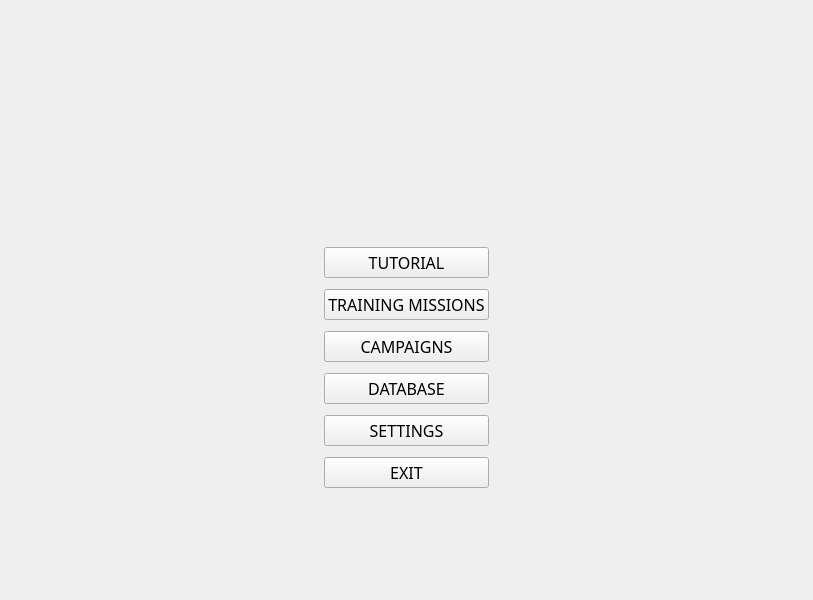
Old version of the form src/gui/MainWindow.ui in the repository marek-cel/fightersfs.
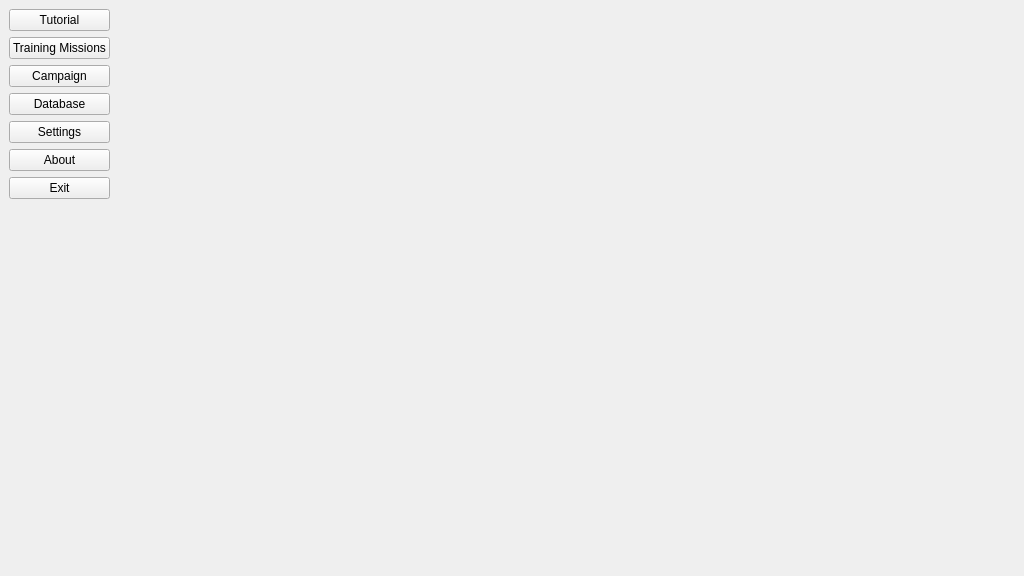
New version of the form. The open tabs and pages were chosen to show the change. Icons and pictures are not drawn. Custom widgets are drawn as their Qt base class.

What changed in the file:
```diff
--- a/src/gui/MainWindow.ui
+++ b/src/gui/MainWindow.ui
@@ -6,8 +6,8 @@
    <rect>
     <x>0</x>
     <y>0</y>
-    <width>813</width>
-    <height>600</height>
+    <width>1024</width>
+    <height>576</height>
    </rect>
   </property>
   <property name="windowTitle">
@@ -24,12 +24,6 @@
    <set>QMainWindow::AllowNestedDocks|QMainWindow::AllowTabbedDocks|QMainWindow::AnimatedDocks</set>
   </property>
   <widget class="QWidget" name="centralwidget">
-   <property name="font">
-    <font>
-     <family>FSG Stencil</family>
-     <pointsize>12</pointsize>
-    </font>
-   </property>
    <property name="styleSheet">
     <string notr="true"/>
    </property>
@@ -46,157 +40,204 @@
     <property name="bottomMargin">
      <number>0</number>
     </property>
-    <property name="spacing">
-     <number>0</number>
-    </property>
-    <item row="0" column="0">
-     <widget class="QStackedWidget" name="stackedMain">
+    <item row="0" column="0" rowspan="2">
+     <widget class="QStackedWidget" name="stackedWidgetMain">
       <property name="currentIndex">
        <number>0</number>
       </property>
-      <widget class="QWidget" name="pageHome">
-       <layout class="QGridLayout" name="gridLayout_3">
-        <property name="verticalSpacing">
-         <number>11</number>
-        </property>
-        <item row="9" column="1">
-         <spacer name="verticalSpacerBottom">
+      <widget class="QWidget" name="pageMain">
+       <layout class="QGridLayout" name="gridLayout_2">
+        <item row="7" column="0">
+         <spacer name="verticalSpacer">
           <property name="orientation">
            <enum>Qt::Vertical</enum>
           </property>
           <property name="sizeHint" stdset="0">
            <size>
-            <width>20</width>
-            <height>40</height>
+            <width>17</width>
+            <height>367</height>
            </size>
           </property>
          </spacer>
         </item>
-        <item row="3" column="1">
-         <widget class="QPushButton" name="pushButtonMenuTutorial">
+        <item row="2" column="0">
+         <widget class="QPushButton" name="pushButtonCampaign">
           <property name="text">
-           <string>TUTORIAL</string>
+           <string>Campaign</string>
           </property>
          </widget>
         </item>
-        <item row="7" column="1">
-         <widget class="QPushButton" name="pushButtonMenuConf">
+        <item row="0" column="0">
+         <widget class="QPushButton" name="pushButtonTutorial">
           <property name="text">
-           <string>SETTINGS</string>
+           <string>Tutorial</string>
           </property>
          </widget>
         </item>
-        <item row="0" column="1">
-         <spacer name="verticalSpacerTop">
-          <property name="orientation">
-           <enum>Qt::Vertical</enum>
-          </property>
-          <property name="sizeHint" stdset="0">
-           <size>
-            <width>20</width>
-            <height>40</height>
-           </size>
-          </property>
-         </spacer>
-        </item>
-        <item row="4" column="1">
-         <widget class="QPushButton" name="pushButtonMenuTraining">
+        <item row="3" column="0">
+         <widget class="QPushButton" name="pushButtonDatabase">
           <property name="text">
-           <string>TRAINING MISSIONS</string>
+           <string>Database</string>
           </property>
          </widget>
         </item>
         <item row="1" column="0">
-         <spacer name="horizontalSpacerLeft">
-          <property name="orientation">
-           <enum>Qt::Horizontal</enum>
-          </property>
-          <property name="sizeHint" stdset="0">
-           <size>
-            <width>40</width>
-            <height>20</height>
-           </size>
-          </property>
-         </spacer>
-        </item>
-        <item row="1" column="2">
-         <spacer name="horizontalSpacerRight">
-          <property name="orientation">
-           <enum>Qt::Horizontal</enum>
-          </property>
-          <property name="sizeHint" stdset="0">
-           <size>
-            <width>40</width>
-            <height>20</height>
-           </size>
-          </property>
-         </spacer>
-        </item>
-        <item row="8" column="1">
-         <widget class="QPushButton" name="pushButtonMenuExit">
+         <widget class="QPushButton" name="pushButtonTraining">
           <property name="text">
-           <string>EXIT</string>
+           <string>Training Missions</string>
           </property>
          </widget>
         </item>
-        <item row="6" column="1">
-         <widget class="QPushButton" name="pushButtonMenuData">
+        <item row="4" column="0">
+         <widget class="QPushButton" name="pushButtonSettings">
           <property name="text">
-           <string>DATABASE</string>
+           <string>Settings</string>
           </property>
          </widget>
         </item>
-        <item row="5" column="1">
-         <widget class="QPushButton" name="pushButtonMenuCampaigns">
+        <item row="6" column="0">
+         <widget class="QPushButton" name="pushButtonExit">
           <property name="text">
-           <string>CAMPAIGNS</string>
+           <string>Exit</string>
           </property>
          </widget>
         </item>
-        <item row="1" column="1">
-         <widget class="QLabel" name="labelLogo">
-          <property name="text">
-           <string/>
+        <item row="0" column="1" rowspan="8">
+         <widget class="QStackedWidget" name="stackedWidgetMenu">
+          <property name="currentIndex">
+           <number>2</number>
           </property>
-          <property name="pixmap">
-           <pixmap resource="../fightersfs.qrc">:/gui/images/logo.png</pixmap>
-          </property>
-          <property name="scaledContents">
-           <bool>true</bool>
-          </property>
-          <property name="alignment">
-           <set>Qt::AlignCenter</set>
-          </property>
+          <widget class="QWidget" name="pageHome">
+           <layout class="QGridLayout" name="gridLayout_5">
+            <item row="0" column="1">
+             <spacer name="verticalSpacer_2">
+              <property name="orientation">
+               <enum>Qt::Vertical</enum>
+              </property>
+              <property name="sizeHint" stdset="0">
+               <size>
+                <width>20</width>
+                <height>199</height>
+               </size>
+              </property>
+             </spacer>
+            </item>
+            <item row="1" column="0">
+             <spacer name="horizontalSpacer_2">
+              <property name="orientation">
+               <enum>Qt::Horizontal</enum>
+              </property>
+              <property name="sizeHint" stdset="0">
+               <size>
+                <width>40</width>
+                <height>20</height>
+               </size>
+              </property>
+             </spacer>
+            </item>
+            <item row="1" column="1">
+             <widget class="QLabel" name="label">
+              <property name="text">
+               <string/>
+              </property>
+              <property name="pixmap">
+               <pixmap resource="../fightersfs.qrc">:/gui/images/logo.png</pixmap>
+              </property>
+              <property name="scaledContents">
+               <bool>true</bool>
+              </property>
+             </widget>
+            </item>
+            <item row="1" column="2">
+             <spacer name="horizontalSpacer_3">
+              <property name="orientation">
+               <enum>Qt::Horizontal</enum>
+              </property>
+              <property name="sizeHint" stdset="0">
+               <size>
+                <width>40</width>
+                <height>20</height>
+               </size>
+              </property>
+             </spacer>
+            </item>
+            <item row="2" column="1">
+             <spacer name="verticalSpacer_3">
+              <property name="orientation">
+               <enum>Qt::Vertical</enum>
+              </property>
+              <property name="sizeHint" stdset="0">
+               <size>
+                <width>20</width>
+                <height>199</height>
+               </size>
+              </property>
+             </spacer>
+            </item>
+           </layout>
+          </widget>
+          <widget class="QWidget" name="pageCampaign"/>
+          <widget class="QWidget" name="pageMissions">
+           <layout class="QGridLayout" name="gridLayout_7">
+            <item row="0" column="0">
+             <widget class="WidgetMissions" name="widgetMissions" native="true"/>
+            </item>
+           </layout>
+          </widget>
+          <widget class="QWidget" name="pageDatabase">
+           <layout class="QGridLayout" name="gridLayout_6">
+            <item row="0" column="0">
+             <widget class="WidgetData" name="widgetData" native="true"/>
+            </item>
+           </layout>
+          </widget>
+          <widget class="QWidget" name="pageSettings">
+           <layout class="QGridLayout" name="gridLayout_4">
+            <item row="0" column="0" colspan="3">
+             <widget class="WidgetCtrl" name="widgetCtrl" native="true"/>
+            </item>
+            <item row="1" column="0">
+             <spacer name="horizontalSpacer">
+              <property name="orientation">
+               <enum>Qt::Horizontal</enum>
+              </property>
+              <property name="sizeHint" stdset="0">
+               <size>
+                <width>432</width>
+                <height>20</height>
+               </size>
+              </property>
+             </spacer>
+            </item>
+            <item row="1" column="1">
+             <widget class="QPushButton" name="pushButtonConfDiscard">
+              <property name="text">
+               <string>Discard</string>
+              </property>
+             </widget>
+            </item>
+            <item row="1" column="2">
+             <widget class="QPushButton" name="pushButtonConfSave">
+              <property name="text">
+               <string>Save</string>
+              </property>
+             </widget>
+            </item>
+           </layout>
+          </widget>
          </widget>
         </item>
-        <item row="2" column="1">
-         <spacer name="verticalSpacerMiddle">
-          <property name="orientation">
-           <enum>Qt::Vertical</enum>
+        <item row="5" column="0">
+         <widget class="QPushButton" name="pushButtonAbout">
+          <property name="text">
+           <string>About</string>
           </property>
-          <property name="sizeHint" stdset="0">
-           <size>
-            <width>20</width>
-            <height>40</height>
-           </size>
-          </property>
-         </spacer>
-        </item>
-       </layout>
-      </widget>
-      <widget class="QWidget" name="pageCampaigns"/>
-      <widget class="QWidget" name="pageMissions"/>
-      <widget class="QWidget" name="pageBriefing"/>
-      <widget class="QWidget" name="pageDebriefing"/>
-      <widget class="QWidget" name="pageData">
-       <layout class="QGridLayout" name="gridLayout_5">
-        <item row="0" column="0">
-         <widget class="WidgetData" name="widgetData" native="true"/>
+         </widget>
         </item>
        </layout>
       </widget>
       <widget class="QWidget" name="pagePlay">
-       <layout class="QGridLayout" name="gridLayout_2">
+       <layout class="QGridLayout" name="gridLayout_3">
         <property name="leftMargin">
          <number>0</number>
         </property>
@@ -209,9 +250,6 @@
         <property name="bottomMargin">
          <number>0</number>
         </property>
-        <property name="spacing">
-         <number>0</number>
-        </property>
         <item row="0" column="0">
          <widget class="WidgetPlay" name="widgetPlay" native="true"/>
         </item>
@@ -229,12 +267,24 @@
    <header>gui/WidgetPlay.h</header>
    <container>1</container>
   </customwidget>
+  <customwidget>
+   <class>WidgetCtrl</class>
+   <extends>QWidget</extends>
+   <header>gui/WidgetCtrl.h</header>
+   <container>1</container>
+  </customwidget>
   <customwidget>
    <class>WidgetData</class>
    <extends>QWidget</extends>
    <header>gui/WidgetData.h</header>
    <container>1</container>
   </customwidget>
+  <customwidget>
+   <class>WidgetMissions</class>
+   <extends>QWidget</extends>
+   <header>gui/WidgetMissions.h</header>
+   <container>1</container>
+  </customwidget>
  </customwidgets>
  <resources>
   <include location="../fightersfs.qrc"/>
```
Left out of the diff: 11 changed lines with no effect on the pictures.
